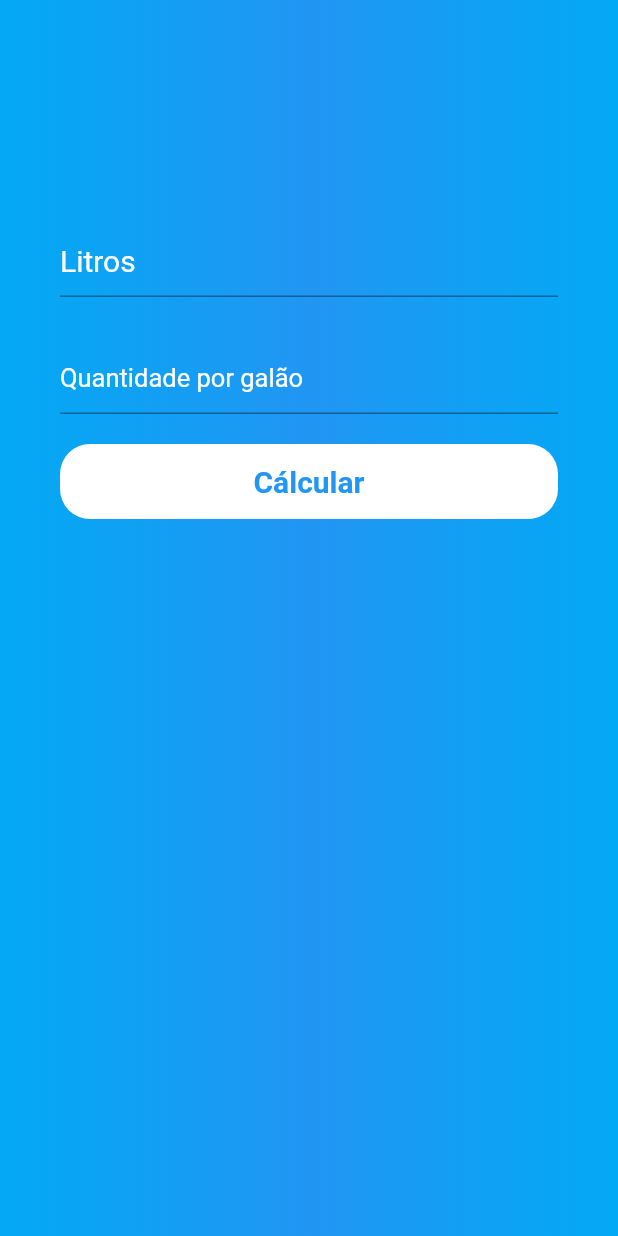
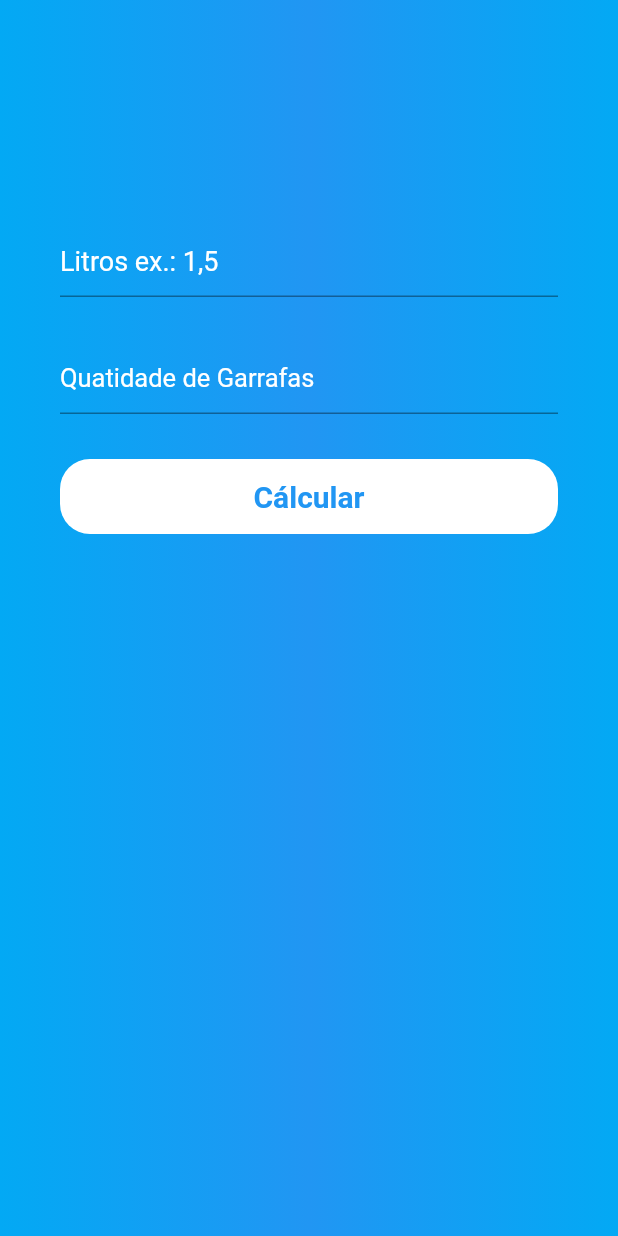
Before and after one commit to romeuporto/garrafas, a Flutter app: the screen it shows after launch, on a phone screen of 412 x 824 dp. Run offline on Flutter 3.47's test engine with Material 2 defaults, Android fonts, the phone set to English and light mode, and no system bars.

Commit message:
Create list bottle

```diff
--- a/garrfas/lib/PageHome.dart
+++ b/garrfas/lib/PageHome.dart
@@ -6,6 +6,16 @@ class PageHome extends StatefulWidget {
 }
 
 class _PageHomeState extends State<PageHome> {
+
+  TextEditingController _calcLitros = TextEditingController();
+  TextEditingController _calcQuant = TextEditingController();
+
+  void exibirResult(){
+    print("valor digitado " + _calcQuant.text);
+
+  }
+
+
   @override
   Widget build(BuildContext context) {
     return Scaffold(
@@ -28,7 +38,8 @@ class _PageHomeState extends State<PageHome> {
         ),
         child: ListView(
           children: <Widget>[
-            TextFormField(
+            TextField(
+              controller: _calcLitros,
               cursorColor: Colors.white,
               keyboardType: TextInputType.number,
               decoration: InputDecoration(
@@ -38,10 +49,10 @@ class _PageHomeState extends State<PageHome> {
                       color: Colors.white
                   ),
                 ),
-                hintText: "Litros",
+                hintText: "Litros ex.: 1,5",
                 hintStyle: TextStyle(
                   color: Colors.white,
-                  fontSize: 20,
+                  fontSize: 18,
                   fontWeight: FontWeight.w400,
                 ),
               ),
@@ -52,7 +63,8 @@ class _PageHomeState extends State<PageHome> {
             SizedBox(
               height: 30,
             ),
-            TextFormField(
+            TextField(
+              controller: _calcQuant,
               cursorColor: Colors.white,
               keyboardType: TextInputType.number,
               decoration: InputDecoration(
@@ -62,7 +74,7 @@ class _PageHomeState extends State<PageHome> {
                       color: Colors.white
                   ),
                 ),
-                hintText: "Quantidade por galão",
+                hintText: "Quatidade de Garrafas",
                 hintStyle: TextStyle(
                   color: Colors.white,
                   fontSize: 17,
@@ -74,7 +86,7 @@ class _PageHomeState extends State<PageHome> {
               ),
             ),
             SizedBox(
-              height: 20,
+              height: 30,
             ),
             Container(
               height: 50,
@@ -99,6 +111,9 @@ class _PageHomeState extends State<PageHome> {
                         ),
                       ],
                     ),
+                  onPressed: (){
+                      exibirResult();
+                  },
                 ),
               ),
 
```
